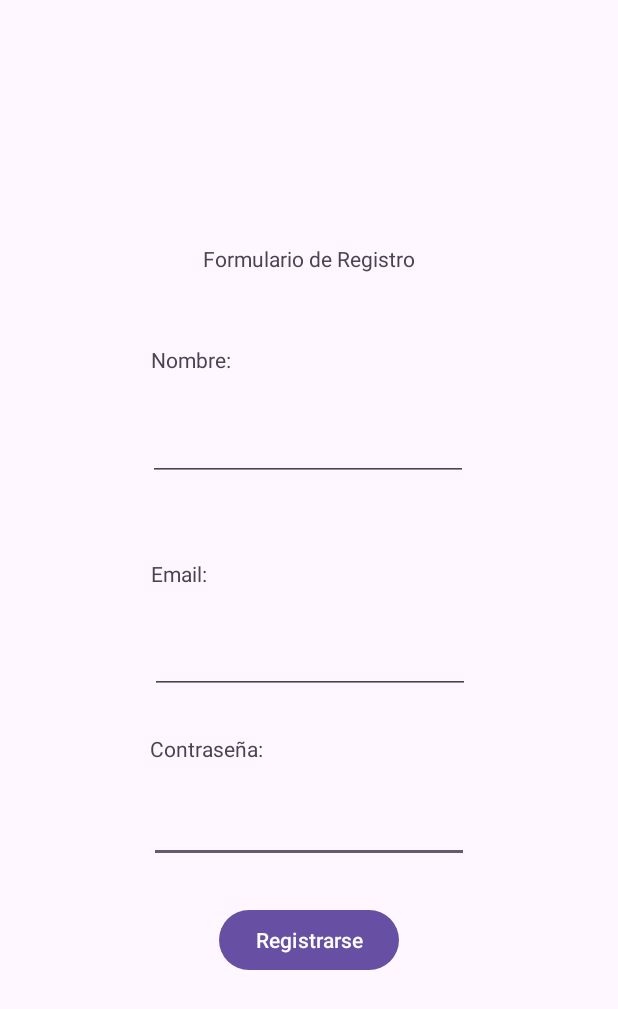
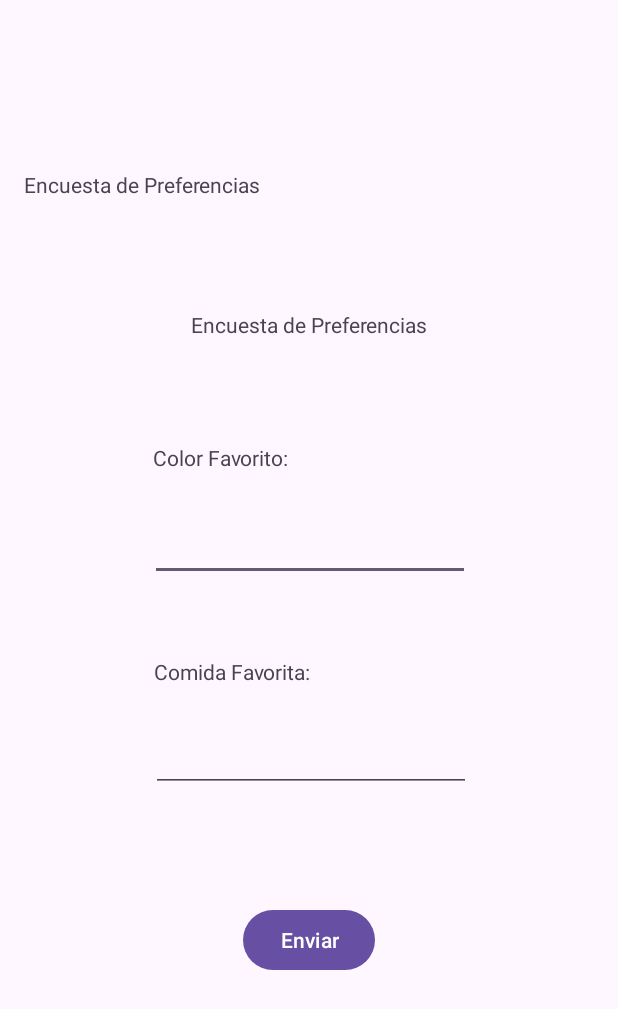
Before and after one commit to LuisGM875/Programacion_para_Movil_Java, an Android app: the screen it shows after launch (MainActivity), on a phone screen of 412 x 824 dp. Shown: the top 1009 px of the screen. Run offline under Robolectric (Android 15) with nearby library versions, the phone set to English and light mode, and no system bars.

Commit message:
feat: add view for form of preferences

```diff
--- a/app/src/main/res/layout/activity_main.xml
+++ b/app/src/main/res/layout/activity_main.xml
@@ -11,7 +11,7 @@
         android:id="@+id/button"
         android:layout_width="wrap_content"
         android:layout_height="wrap_content"
-        android:text="Registrarse"
+        android:text="Enviar"
         app:layout_constraintBottom_toBottomOf="parent"
         app:layout_constraintEnd_toEndOf="parent"
         app:layout_constraintStart_toStartOf="parent"
@@ -22,62 +22,24 @@
         android:id="@+id/textView2"
         android:layout_width="wrap_content"
         android:layout_height="wrap_content"
-        android:text="Formulario de Registro"
+        android:text="Encuesta de Preferencias"
         app:layout_constraintBottom_toBottomOf="parent"
         app:layout_constraintEnd_toEndOf="parent"
         app:layout_constraintStart_toStartOf="parent"
         app:layout_constraintTop_toTopOf="parent"
-        app:layout_constraintVertical_bias="0.202" />
+        app:layout_constraintVertical_bias="0.257" />
 
     <TextView
-        android:id="@+id/textView3"
+        android:id="@+id/textView"
         android:layout_width="wrap_content"
         android:layout_height="wrap_content"
-        android:text="Nombre:"
+        android:text="Encuesta de Preferencias"
         app:layout_constraintBottom_toBottomOf="parent"
         app:layout_constraintEnd_toEndOf="parent"
-        app:layout_constraintHorizontal_bias="0.28"
+        app:layout_constraintHorizontal_bias="0.063"
         app:layout_constraintStart_toStartOf="parent"
         app:layout_constraintTop_toTopOf="parent"
-        app:layout_constraintVertical_bias="0.286" />
-
-    <TextView
-        android:id="@+id/textView4"
-        android:layout_width="wrap_content"
-        android:layout_height="wrap_content"
-        android:text="Email:"
-        app:layout_constraintBottom_toBottomOf="parent"
-        app:layout_constraintEnd_toEndOf="parent"
-        app:layout_constraintHorizontal_bias="0.268"
-        app:layout_constraintStart_toStartOf="parent"
-        app:layout_constraintTop_toTopOf="parent"
-        app:layout_constraintVertical_bias="0.463" />
-
-    <TextView
-        android:id="@+id/textView5"
-        android:layout_width="wrap_content"
-        android:layout_height="wrap_content"
-        android:text="Contraseña:"
-        app:layout_constraintBottom_toBottomOf="parent"
-        app:layout_constraintEnd_toEndOf="parent"
-        app:layout_constraintHorizontal_bias="0.297"
-        app:layout_constraintStart_toStartOf="parent"
-        app:layout_constraintTop_toTopOf="parent"
-        app:layout_constraintVertical_bias="0.608" />
-
-    <EditText
-        android:id="@+id/editTextTextPassword"
-        android:layout_width="wrap_content"
-        android:layout_height="wrap_content"
-        android:layout_marginTop="14dp"
-        android:layout_marginBottom="20dp"
-        android:ems="10"
-        android:inputType="textPassword"
-        android:visibility="visible"
-        app:layout_constraintBottom_toTopOf="@+id/button"
-        app:layout_constraintEnd_toEndOf="parent"
-        app:layout_constraintStart_toStartOf="parent"
-        app:layout_constraintTop_toBottomOf="@+id/textView5" />
+        app:layout_constraintVertical_bias="0.141" />
 
     <EditText
         android:id="@+id/editTextText2"
@@ -87,10 +49,34 @@
         android:inputType="text"
         app:layout_constraintBottom_toBottomOf="parent"
         app:layout_constraintEnd_toEndOf="parent"
-        app:layout_constraintHorizontal_bias="0.497"
+        app:layout_constraintHorizontal_bias="0.502"
         app:layout_constraintStart_toStartOf="parent"
         app:layout_constraintTop_toBottomOf="@+id/textView3"
-        app:layout_constraintVertical_bias="0.049" />
+        app:layout_constraintVertical_bias="0.059" />
+
+    <TextView
+        android:id="@+id/textView3"
+        android:layout_width="wrap_content"
+        android:layout_height="wrap_content"
+        android:text="Color Favorito:"
+        app:layout_constraintBottom_toBottomOf="parent"
+        app:layout_constraintEnd_toEndOf="parent"
+        app:layout_constraintHorizontal_bias="0.318"
+        app:layout_constraintStart_toStartOf="parent"
+        app:layout_constraintTop_toTopOf="parent"
+        app:layout_constraintVertical_bias="0.367" />
+
+    <TextView
+        android:id="@+id/textView4"
+        android:layout_width="wrap_content"
+        android:layout_height="wrap_content"
+        android:text="Comida Favorita:"
+        app:layout_constraintBottom_toBottomOf="parent"
+        app:layout_constraintEnd_toEndOf="parent"
+        app:layout_constraintHorizontal_bias="0.334"
+        app:layout_constraintStart_toStartOf="parent"
+        app:layout_constraintTop_toTopOf="parent"
+        app:layout_constraintVertical_bias="0.544" />
 
     <EditText
         android:id="@+id/editTextText3"
@@ -100,9 +86,9 @@
         android:inputType="text|textEmailAddress"
         app:layout_constraintBottom_toBottomOf="parent"
         app:layout_constraintEnd_toEndOf="parent"
-        app:layout_constraintHorizontal_bias="0.502"
+        app:layout_constraintHorizontal_bias="0.507"
         app:layout_constraintStart_toStartOf="parent"
         app:layout_constraintTop_toTopOf="parent"
-        app:layout_constraintVertical_bias="0.536" />
+        app:layout_constraintVertical_bias="0.62" />
 
 </androidx.constraintlayout.widget.ConstraintLayout>
```
